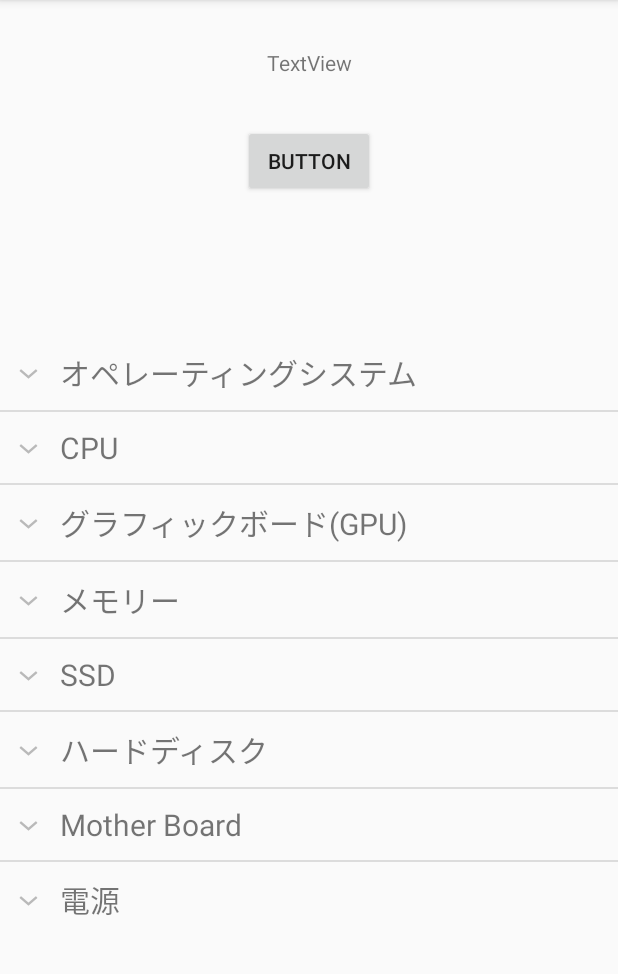
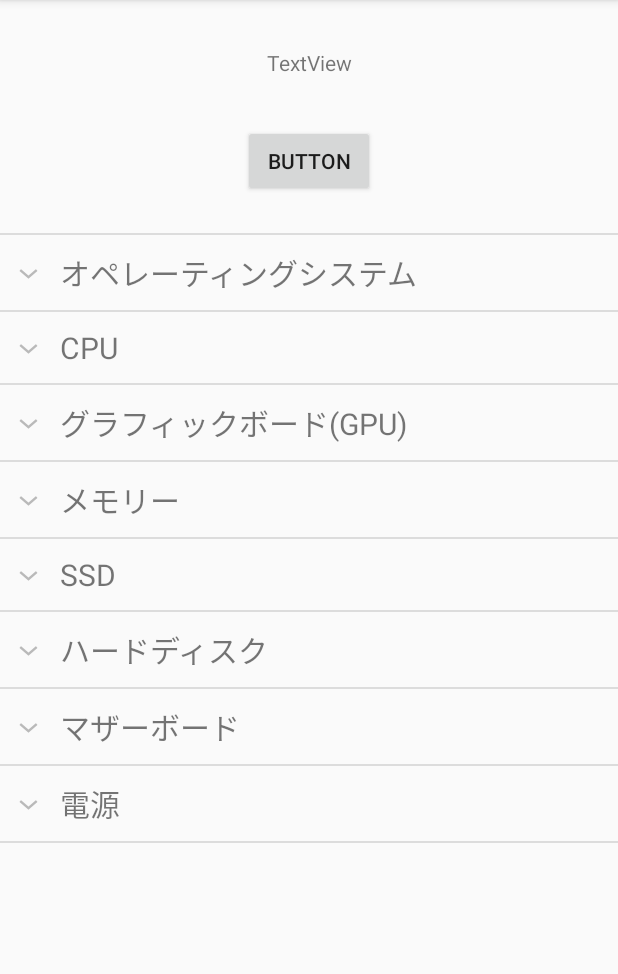
Before and after one commit to M0710Fa/hack-app-android, an Android app: the screen it shows after launch (MainActivity), on a phone screen of 412 x 824 dp, the part 84-1058 px from its top. Run offline under Robolectric (Android 15) with nearby library versions, the phone set to English and light mode, and no system bars.

Commit message:
[fix]レイアウトの調節

```diff
--- a/Re-Com/app/src/main/java/com/example/re_com/MainActivity.kt
+++ b/Re-Com/app/src/main/java/com/example/re_com/MainActivity.kt
@@ -6,10 +6,7 @@ import android.os.Bundle
 import android.view.LayoutInflater
 import android.view.View
 import android.view.ViewGroup
-import android.widget.BaseExpandableListAdapter
-import android.widget.ExpandableListView
-import android.widget.TextView
-import android.widget.Toast
+import android.widget.*
 
 class MainActivity : AppCompatActivity() {
     override fun onCreate(savedInstanceState: Bundle?) {
@@ -53,10 +50,12 @@ class MainActivity : AppCompatActivity() {
 
         //ExpandableListViewの初期化
         val exListView = findViewById<ExpandableListView>(R.id.exlistview)
+        val header = View.inflate(this,R.layout.header_layout,null)
+        exListView.addHeaderView(header)
         val adapter = ExplainsPartsListAdapter(this, parts, explains)
         exListView.setAdapter(adapter)
         exListView.setOnChildClickListener { parent, v, groupPosition, childPosition, id -> //子要素をタップした時の処理
-            //このサンプルではToastメッセージを表示するだけ
+            //Toastメッセージを表示する
             val adapter1 = parent.expandableListAdapter as ExplainsPartsListAdapter
             val partsname = adapter1.getGroup(groupPosition) as String //親要素からメーカー名を取得
             val carname = adapter1.getChild(groupPosition, childPosition) as String //子要素から車名を取得
@@ -67,11 +66,10 @@ class MainActivity : AppCompatActivity() {
 
     internal inner class ExplainsPartsListAdapter(context: Context, listParts: List<String>, listExplains: List<List<String>>) : BaseExpandableListAdapter() {
         //メンバ変数
-        var listParts //親要素のリスト
-                : List<String>
-        var listExplains //子要素のリスト
-                : List<List<String>>
+        var listParts : List<String>//親要素のリスト
+        var listExplains : List<List<String>>//子要素のリスト
         var context: Context
+
         override fun getGroupCount(): Int {
             return listParts.size //親要素の数を返す
         }
--- a/Re-Com/app/src/main/res/layout/activity_main.xml
+++ b/Re-Com/app/src/main/res/layout/activity_main.xml
@@ -6,41 +6,17 @@
     android:layout_height="match_parent"
     tools:context=".MainActivity">
 
-    <TextView
-        android:id="@+id/explain_botton"
-        android:layout_width="wrap_content"
-        android:layout_height="wrap_content"
-        android:layout_marginTop="32dp"
-        android:layout_marginBottom="24dp"
-        android:text="TextView"
-        app:layout_constraintBottom_toTopOf="@id/start_button"
-        app:layout_constraintLeft_toLeftOf="parent"
-        app:layout_constraintRight_toRightOf="parent"
-        app:layout_constraintTop_toTopOf="parent" />
-
-    <Button
-        android:id="@+id/start_button"
-        android:layout_width="wrap_content"
-        android:layout_height="wrap_content"
-        android:layout_marginTop="32dp"
-        android:text="Button"
-        app:layout_constraintLeft_toLeftOf="parent"
-        app:layout_constraintRight_toRightOf="parent"
-        app:layout_constraintTop_toBottomOf="@id/explain_botton" />
-
     <LinearLayout
         android:layout_width="match_parent"
-        android:layout_height="wrap_content"
-        android:layout_marginTop="32dp"
+        android:layout_height="match_parent"
         android:orientation="vertical"
-        app:layout_constraintTop_toBottomOf="@id/start_button">
-
+        tools:layout_editor_absoluteY="67dp"
+        tools:context=".MainActivity">
 
         <ExpandableListView
             android:id="@+id/exlistview"
             android:layout_width="match_parent"
-            android:layout_height="match_parent"
-            android:layout_marginTop="60dp" />
+            android:layout_height="match_parent" />
 
     </LinearLayout>
 
--- /dev/null
+++ b/Re-Com/app/src/main/res/layout/header_layout.xml
@@ -0,0 +1,30 @@
+<?xml version="1.0" encoding="utf-8"?>
+<androidx.constraintlayout.widget.ConstraintLayout
+    xmlns:android="http://schemas.android.com/apk/res/android"
+    xmlns:app="http://schemas.android.com/apk/res-auto"
+    android:layout_width="match_parent"
+    android:layout_height="match_parent">
+
+    <TextView
+        android:id="@+id/explain_botton"
+        android:layout_width="wrap_content"
+        android:layout_height="wrap_content"
+        android:layout_marginTop="32dp"
+        android:text="TextView"
+        app:layout_constraintLeft_toLeftOf="parent"
+        app:layout_constraintRight_toRightOf="parent"
+        app:layout_constraintTop_toTopOf="parent" />
+
+    <Button
+        android:id="@+id/start_button"
+        android:layout_width="wrap_content"
+        android:layout_height="wrap_content"
+        android:layout_marginTop="32dp"
+        android:layout_marginBottom="24dp"
+        android:text="Button"
+        app:layout_constraintBottom_toBottomOf="parent"
+        app:layout_constraintLeft_toLeftOf="parent"
+        app:layout_constraintRight_toRightOf="parent"
+        app:layout_constraintTop_toBottomOf="@id/explain_botton" />
+
+</androidx.constraintlayout.widget.ConstraintLayout>
--- a/Re-Com/app/src/main/res/values/strings.xml
+++ b/Re-Com/app/src/main/res/values/strings.xml
@@ -9,7 +9,7 @@
         <item>メモリー</item>
         <item>SSD</item>
         <item>ハードディスク</item>
-        <item>Mother Board</item>
+        <item>マザーボード</item>
         <item>電源</item>
     </string-array>
 
```
Also changed, not shown: Re-Com/app/src/main/res/layout/listitem_explains.xml (+6 -5 lines).
